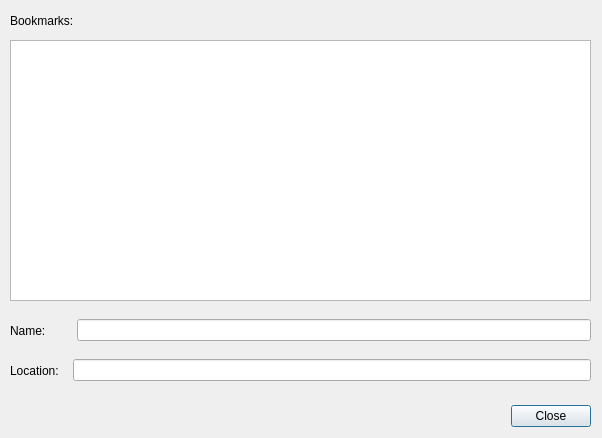
Above: src/bookmarkdialog.ui from GAMS-dev/studio before the change. Below: the same form after it.
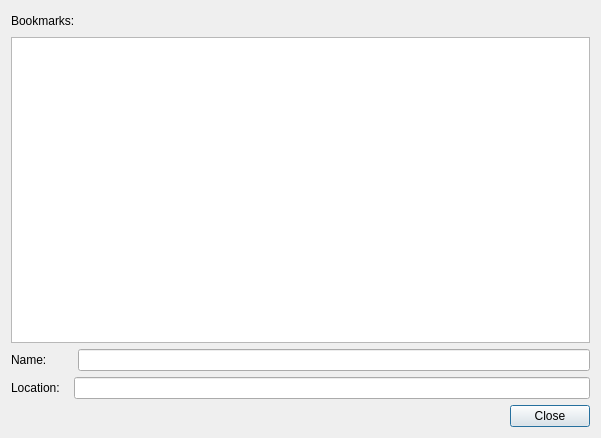
That is the form after the change.

Commit message: added layout to bookmarkdialog

The edit to the form file:
```diff
--- a/src/bookmarkdialog.ui
+++ b/src/bookmarkdialog.ui
@@ -6,7 +6,7 @@
    <rect>
     <x>0</x>
     <y>0</y>
-    <width>602</width>
+    <width>601</width>
     <height>438</height>
    </rect>
   </property>
@@ -19,31 +19,42 @@
   <property name="windowTitle">
    <string>GAMS Studio - Organize Bookmarks</string>
   </property>
-  <widget class="QDialogButtonBox" name="buttonBox">
-   <property name="geometry">
-    <rect>
-     <x>10</x>
-     <y>400</y>
-     <width>581</width>
-     <height>32</height>
-    </rect>
-   </property>
+  <layout class="QVBoxLayout" name="verticalLayout">
+   <item>
+    <layout class="QHBoxLayout" name="locationbookmarkHLayout">
+     <item>
+      <widget class="QLabel" name="bookmarkLabel">
+       <property name="text">
+        <string>Bookmarks:</string>
+       </property>
+      </widget>
+     </item>
+     <item>
+      <spacer name="horizontalSpacer">
    <property name="orientation">
     <enum>Qt::Horizontal</enum>
    </property>
-   <property name="standardButtons">
-    <set>QDialogButtonBox::Close</set>
-   </property>
-  </widget>
-  <widget class="QWidget" name="horizontalLayoutWidget">
-   <property name="geometry">
-    <rect>
-     <x>10</x>
-     <y>310</y>
-     <width>581</width>
-     <height>41</height>
-    </rect>
-   </property>
+       <property name="sizeHint" stdset="0">
+        <size>
+         <width>40</width>
+         <height>20</height>
+        </size>
+       </property>
+      </spacer>
+     </item>
+    </layout>
+   </item>
+   <item>
+    <widget class="QTableView" name="bookmarkTableView">
+     <property name="sizePolicy">
+      <sizepolicy hsizetype="Expanding" vsizetype="Expanding">
+       <horstretch>0</horstretch>
+       <verstretch>0</verstretch>
+      </sizepolicy>
+     </property>
+    </widget>
+   </item>
+   <item>
    <layout class="QHBoxLayout" name="nameHlLayout">
     <item>
      <widget class="QLabel" name="nameLabel">
@@ -72,16 +83,8 @@
      <widget class="QLineEdit" name="nameLineEdit"/>
     </item>
    </layout>
-  </widget>
-  <widget class="QWidget" name="horizontalLayoutWidget_2">
-   <property name="geometry">
-    <rect>
-     <x>10</x>
-     <y>350</y>
-     <width>581</width>
-     <height>41</height>
-    </rect>
-   </property>
+   </item>
+   <item>
    <layout class="QHBoxLayout" name="locationHLayout">
     <item>
      <widget class="QLabel" name="locationLabel">
@@ -110,55 +113,18 @@
      <widget class="QLineEdit" name="locationLineEdit"/>
     </item>
    </layout>
-  </widget>
-  <widget class="QTableView" name="bookmarkTableView">
-   <property name="geometry">
-    <rect>
-     <x>10</x>
-     <y>40</y>
-     <width>581</width>
-     <height>261</height>
-    </rect>
-   </property>
-   <property name="sizePolicy">
-    <sizepolicy hsizetype="Expanding" vsizetype="Expanding">
-     <horstretch>0</horstretch>
-     <verstretch>0</verstretch>
-    </sizepolicy>
-   </property>
-  </widget>
-  <widget class="QWidget" name="horizontalLayoutWidget_3">
-   <property name="geometry">
-    <rect>
-     <x>10</x>
-     <y>0</y>
-     <width>581</width>
-     <height>41</height>
-    </rect>
-   </property>
-   <layout class="QHBoxLayout" name="locationbookmarkHLayout">
-    <item>
-     <widget class="QLabel" name="bookmarkLabel">
-      <property name="text">
-       <string>Bookmarks:</string>
-      </property>
-     </widget>
     </item>
     <item>
-     <spacer name="horizontalSpacer">
+    <widget class="QDialogButtonBox" name="buttonBox">
       <property name="orientation">
        <enum>Qt::Horizontal</enum>
       </property>
-      <property name="sizeHint" stdset="0">
-       <size>
-        <width>40</width>
-        <height>20</height>
-       </size>
-      </property>
-     </spacer>
-    </item>
-   </layout>
-  </widget>
+     <property name="standardButtons">
+      <set>QDialogButtonBox::Close</set>
+     </property>
+    </widget>
+   </item>
+  </layout>
  </widget>
  <resources/>
  <connections>
```
Left out of the diff: 32 changed lines with no effect on the pictures. Lines whose indentation alone changed are shown as unchanged.
